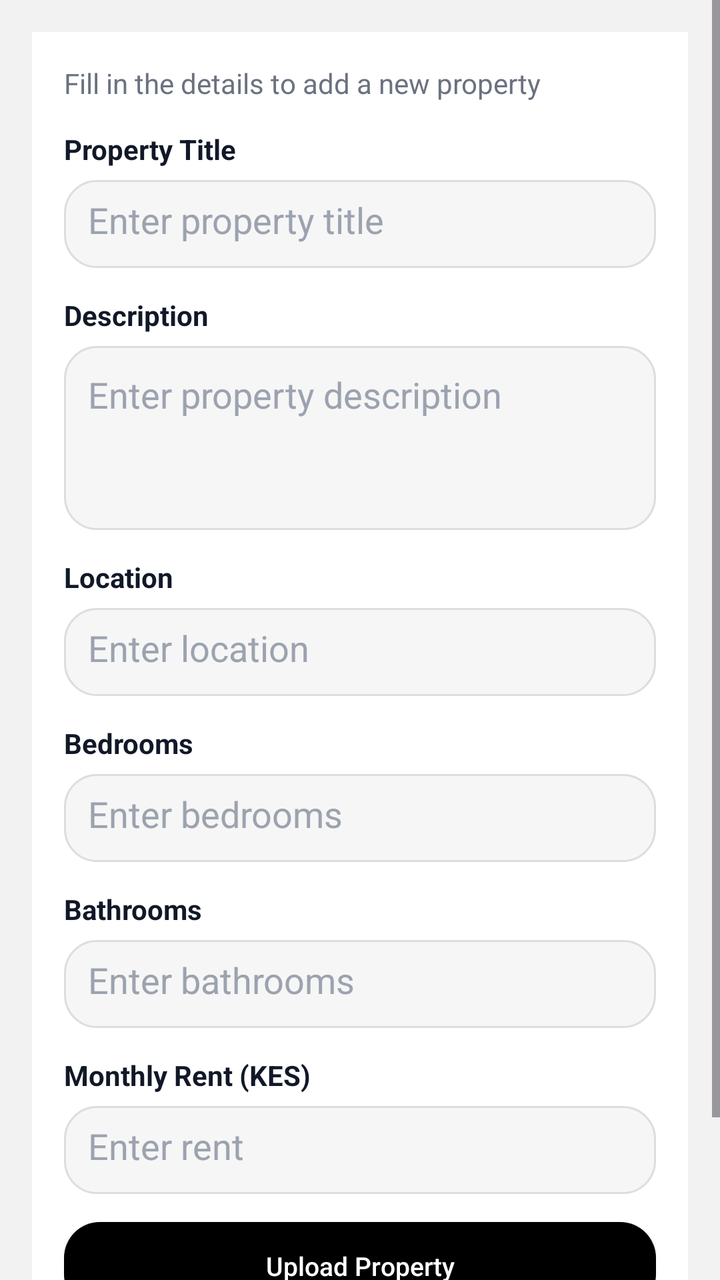
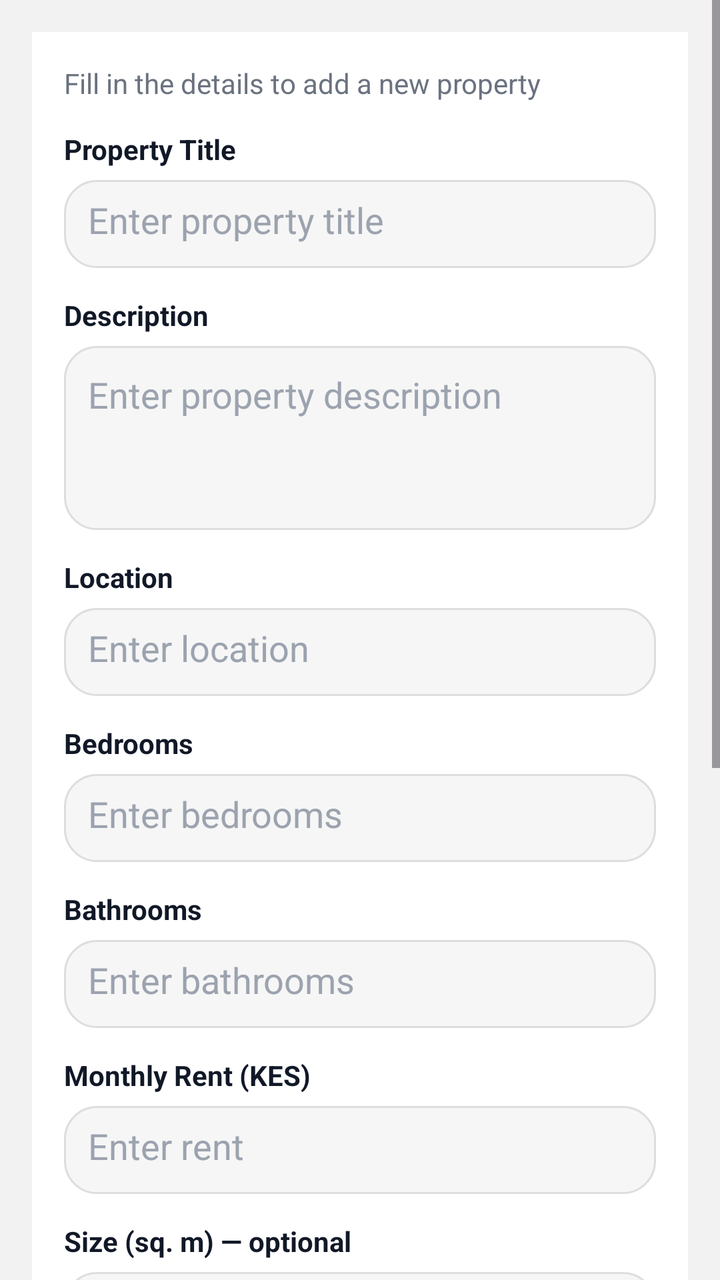

An Android layout rendered at two revisions. The XML below is the earlier revision; the diff shows what the commit changed to produce the second picture.
<!-- AndroidManifest.xml: application theme Theme.KodiWise -->
<!-- res/layout/activity_property_upload.xml -->
<?xml version="1.0" encoding="utf-8"?>
<ScrollView xmlns:android="http://schemas.android.com/apk/res/android"
    android:id="@+id/scrollUpload"
    android:layout_width="match_parent"
    android:layout_height="match_parent"
    android:background="#F2F2F2"
    android:fillViewport="true"
    android:overScrollMode="never">

    <LinearLayout
        android:layout_width="match_parent"
        android:layout_height="wrap_content"
        android:orientation="vertical"
        android:padding="16dp">

        
        <LinearLayout
            android:layout_width="match_parent"
            android:layout_height="wrap_content"
            android:orientation="vertical"
            android:background="@android:color/white"
            android:padding="16dp"
            android:elevation="6dp">

            
            <TextView
                android:id="@+id/tvSubtitle"
                android:layout_width="wrap_content"
                android:layout_height="wrap_content"
                android:text="Fill in the details to add a new property"
                android:textSize="14sp"
                android:textColor="#6B7280"
                android:layout_marginBottom="14dp" />

            
            <TextView
                android:layout_width="wrap_content"
                android:layout_height="wrap_content"
                android:text="Property Title"
                android:textStyle="bold"
                android:textColor="#111827"
                android:layout_marginBottom="6dp" />

            <EditText
                android:id="@+id/etTitle"
                android:layout_width="match_parent"
                android:layout_height="44dp"
                android:background="@drawable/input_rounded"
                android:padding="12dp"
                android:hint="Enter property title"
                android:inputType="text"
                android:textColor="#111827"
                android:textColorHint="#9CA3AF"
                android:layout_marginBottom="14dp" />

            
            <TextView
                android:layout_width="wrap_content"
                android:layout_height="wrap_content"
                android:text="Description"
                android:textStyle="bold"
                android:textColor="#111827"
                android:layout_marginBottom="6dp" />

            <EditText
                android:id="@+id/etDescription"
                android:layout_width="match_parent"
                android:layout_height="92dp"
                android:background="@drawable/input_rounded"
                android:padding="12dp"
                android:hint="Enter property description"
                android:inputType="textMultiLine"
                android:gravity="top"
                android:textColor="#111827"
                android:textColorHint="#9CA3AF"
                android:layout_marginBottom="14dp" />

            
            <TextView
                android:layout_width="wrap_content"
                android:layout_height="wrap_content"
                android:text="Location"
                android:textStyle="bold"
                android:textColor="#111827"
                android:layout_marginBottom="6dp" />

            <EditText
                android:id="@+id/etLocation"
                android:layout_width="match_parent"
                android:layout_height="44dp"
                android:background="@drawable/input_rounded"
                android:padding="12dp"
                android:hint="Enter location"
                android:inputType="text"
                android:textColor="#111827"
                android:textColorHint="#9CA3AF"
                android:layout_marginBottom="14dp" />

            
            <TextView
                android:layout_width="wrap_content"
                android:layout_height="wrap_content"
                android:text="Bedrooms"
                android:textStyle="bold"
                android:textColor="#111827"
                android:layout_marginBottom="6dp" />

            <EditText
                android:id="@+id/etBedrooms"
                android:layout_width="match_parent"
                android:layout_height="44dp"
                android:background="@drawable/input_rounded"
                android:padding="12dp"
                android:hint="Enter bedrooms"
                android:inputType="number"
                android:textColor="#111827"
                android:textColorHint="#9CA3AF"
                android:layout_marginBottom="14dp" />

            
            <TextView
                android:layout_width="wrap_content"
                android:layout_height="wrap_content"
                android:text="Bathrooms"
                android:textStyle="bold"
                android:textColor="#111827"
                android:layout_marginBottom="6dp" />

            <EditText
                android:id="@+id/etBathrooms"
                android:layout_width="match_parent"
                android:layout_height="44dp"
                android:background="@drawable/input_rounded"
                android:padding="12dp"
                android:hint="Enter bathrooms"
                android:inputType="number"
                android:textColor="#111827"
                android:textColorHint="#9CA3AF"
                android:layout_marginBottom="14dp" />

            
            <TextView
                android:layout_width="wrap_content"
                android:layout_height="wrap_content"
                android:text="Monthly Rent (KES)"
                android:textStyle="bold"
                android:textColor="#111827"
                android:layout_marginBottom="6dp" />

            <EditText
                android:id="@+id/etPrice"
                android:layout_width="match_parent"
                android:layout_height="44dp"
                android:background="@drawable/input_rounded"
                android:padding="12dp"
                android:hint="Enter rent"
                android:inputType="numberDecimal"
                android:textColor="#111827"
                android:textColorHint="#9CA3AF"
                android:layout_marginBottom="14dp" />

            
            <androidx.appcompat.widget.AppCompatButton
                android:id="@+id/btnSubmitUpload"
                android:layout_width="match_parent"
                android:layout_height="44dp"
                android:text="Upload Property"
                android:textAllCaps="false"
                android:textSize="13sp"
                android:textColor="#FFFFFF"
                android:background="@drawable/btn_black_rounded"
                android:backgroundTint="@null"
                android:layout_marginBottom="12dp" />

            
            <TextView
                android:id="@+id/tvUploadStatus"
                android:layout_width="wrap_content"
                android:layout_height="wrap_content"
                android:text=""
                android:textSize="12sp"
                android:textColor="#6B7280" />

        </LinearLayout>

        <Space
            android:layout_width="match_parent"
            android:layout_height="18dp" />

    </LinearLayout>
</ScrollView>
<!-- resources referenced by this layout -->
<resources>
  <!-- drawable btn_black_rounded (drawable) -->
  <?xml version="1.0" encoding="utf-8"?>
  <selector xmlns:android="http://schemas.android.com/apk/res/android">
  
      
      <item android:state_pressed="true">
          <shape android:shape="rectangle">
              <solid android:color="#111111"/>
              <corners android:radius="18dp"/>
          </shape>
      </item>
  
      
      <item>
          <shape android:shape="rectangle">
              <solid android:color="#000000"/>
              <corners android:radius="18dp"/>
          </shape>
      </item>
  
  </selector>
  <!-- drawable input_rounded (drawable) -->
  <?xml version="1.0" encoding="utf-8"?>
  <shape xmlns:android="http://schemas.android.com/apk/res/android">
      <solid android:color="#F6F6F6"/>
      <corners android:radius="16dp"/>
      <stroke android:width="1dp" android:color="#DDDDDD"/>
  </shape>
  <style name="Theme.KodiWise" parent="Base.Theme.KodiWise" />
  <style name="Base.Theme.KodiWise" parent="Theme.Material3.DayNight.NoActionBar">
          
          
      </style>
</resources>

<!-- the commit's change to res/layout/activity_property_upload.xml (unified diff, before → after) -->
@@ -159,6 +159,8 @@
                 android:textColorHint="#9CA3AF"
                 android:layout_marginBottom="14dp" />
 
+            <include layout="@layout/include_realistic_property_fields" />
+
             
             <androidx.appcompat.widget.AppCompatButton
                 android:id="@+id/btnSubmitUpload"
@@ -189,3 +191,162 @@
 
     </LinearLayout>
 </ScrollView>
+<!-- res/layout/include_realistic_property_fields.xml (included above) -->
+<?xml version="1.0" encoding="utf-8"?>
+<merge xmlns:android="http://schemas.android.com/apk/res/android">
+
+    
+    <TextView
+        android:layout_width="wrap_content"
+        android:layout_height="wrap_content"
+        android:text="Size (sq. m) — optional"
+        android:textStyle="bold"
+        android:textColor="#111827"
+        android:layout_marginBottom="6dp" />
+
+    <EditText
+        android:id="@+id/etSqm"
+        android:layout_width="match_parent"
+        android:layout_height="44dp"
+        android:background="@drawable/input_rounded"
+        android:padding="12dp"
+        android:hint="e.g. 65"
+        android:inputType="numberDecimal"
+        android:textColor="#111827"
+        android:textColorHint="#9CA3AF"
+        android:layout_marginBottom="6dp" />
+
+    <CheckBox
+        android:id="@+id/cbDontKnowSize"
+        android:layout_width="wrap_content"
+        android:layout_height="wrap_content"
+        android:text="I don't know the size"
+        android:textColor="#6B7280"
+        android:layout_marginBottom="14dp" />
+
+    <CheckBox
+        android:id="@+id/cbFurnished"
+        android:layout_width="wrap_content"
+        android:layout_height="wrap_content"
+        android:text="Furnished"
+        android:textColor="#111827"
+        android:layout_marginBottom="14dp" />
+
+    
+    <TextView
+        android:layout_width="wrap_content"
+        android:layout_height="wrap_content"
+        android:text="Property Type"
+        android:textStyle="bold"
+        android:textColor="#111827"
+        android:layout_marginBottom="6dp" />
+
+    <RadioGroup
+        android:id="@+id/rgPropertyType"
+        android:layout_width="match_parent"
+        android:layout_height="wrap_content"
+        android:orientation="horizontal"
+        android:layout_marginBottom="14dp">
+
+        <RadioButton
+            android:id="@+id/rbApartment"
+            android:layout_width="0dp"
+            android:layout_height="wrap_content"
+            android:layout_weight="1"
+            android:text="Apartment"
+            android:checked="true"
+            android:textSize="12sp" />
+
+        <RadioButton
+            android:id="@+id/rbHouse"
+            android:layout_width="0dp"
+            android:layout_height="wrap_content"
+            android:layout_weight="1"
+            android:text="House"
+            android:textSize="12sp" />
+
+        <RadioButton
+            android:id="@+id/rbBedsitter"
+            android:layout_width="0dp"
+            android:layout_height="wrap_content"
+            android:layout_weight="1"
+            android:text="Bedsitter"
+            android:textSize="12sp" />
+    </RadioGroup>
+
+    
+    <LinearLayout
+        android:id="@+id/headerAmenities"
+        android:layout_width="match_parent"
+        android:layout_height="wrap_content"
+        android:orientation="horizontal"
+        android:gravity="center_vertical"
+        android:clickable="true"
+        android:focusable="true"
+        android:background="@drawable/bg_light_button"
+        android:padding="10dp"
+        android:layout_marginBottom="8dp">
+
+        <TextView
+            android:layout_width="0dp"
+            android:layout_height="wrap_content"
+            android:layout_weight="1"
+            android:text="Amenities (optional)"
+            android:textStyle="bold"
+            android:textColor="#111827" />
+
+        <TextView
+            android:id="@+id/tvAmenitiesArrow"
+            android:layout_width="wrap_content"
+            android:layout_height="wrap_content"
+            android:text="▸"
+            android:textColor="#111827" />
+    </LinearLayout>
+
+    <LinearLayout
+        android:id="@+id/layoutAmenities"
+        android:layout_width="match_parent"
+        android:layout_height="wrap_content"
+        android:orientation="vertical"
+        android:visibility="gone"
+        android:layout_marginBottom="14dp">
+
+        <CheckBox
+            android:id="@+id/cbGenerator"
+            android:layout_width="match_parent"
+            android:layout_height="wrap_content"
+            android:text="Generator" />
+
+        <CheckBox
+            android:id="@+id/cbBorehole"
+            android:layout_width="match_parent"
+            android:layout_height="wrap_content"
+            android:text="Borehole" />
+
+        <CheckBox
+            android:id="@+id/cbCctv"
+            android:layout_width="match_parent"
+            android:layout_height="wrap_content"
+            android:text="CCTV" />
+
+        <CheckBox
+            android:id="@+id/cbDsq"
+            android:layout_width="match_parent"
+            android:layout_height="wrap_content"
+            android:text="DSQ (Servant Quarter)" />
+
+        <CheckBox
+            android:id="@+id/cbPlayArea"
+            android:layout_width="match_parent"
+            android:layout_height="wrap_content"
+            android:text="Play Area" />
+
+        <CheckBox
+            android:id="@+id/cbGarden"
+            android:layout_width="match_parent"
+            android:layout_height="wrap_content"
+            android:text="Garden" />
+
+    </LinearLayout>
+
+</merge>
<!-- resource entries referenced after the edit -->
@@ -1,5 +1,11 @@
 <!-- resources referenced by this layout -->
 <resources>
+  <!-- drawable bg_light_button (drawable) -->
+  <?xml version="1.0" encoding="utf-8"?>
+  <shape xmlns:android="http://schemas.android.com/apk/res/android">
+      <solid android:color="#E5E7EB" />
+      <corners android:radius="12dp" />
+  </shape>
   <!-- drawable btn_black_rounded (drawable) -->
   <?xml version="1.0" encoding="utf-8"?>
   <selector xmlns:android="http://schemas.android.com/apk/res/android">
